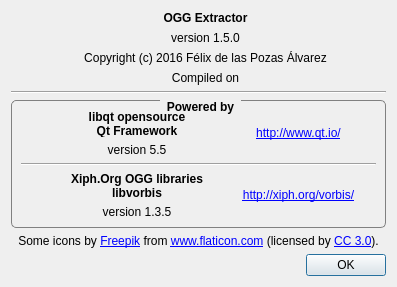
Old version of the form AboutDialog.ui in the repository FelixdelasPozas/OGG-Extractor.
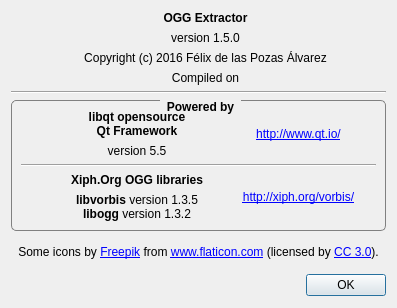
New version of the form. Icons and pictures are not drawn.

```diff
--- a/AboutDialog.ui
+++ b/AboutDialog.ui
@@ -7,21 +7,9 @@
     <x>0</x>
     <y>0</y>
     <width>397</width>
-    <height>287</height>
+    <height>308</height>
    </rect>
   </property>
-  <property name="minimumSize">
-   <size>
-    <width>397</width>
-    <height>287</height>
-   </size>
-  </property>
-  <property name="maximumSize">
-   <size>
-    <width>397</width>
-    <height>287</height>
-   </size>
-  </property>
   <property name="windowTitle">
    <string>About...</string>
   </property>
@@ -281,8 +269,7 @@
                </font>
               </property>
               <property name="text">
-               <string>Xiph.Org OGG libraries
-libvorbis</string>
+               <string>Xiph.Org OGG libraries</string>
               </property>
               <property name="alignment">
                <set>Qt::AlignCenter</set>
@@ -292,7 +279,7 @@
             <item>
              <widget class="QLabel" name="label_11">
               <property name="text">
-               <string>version 1.3.5</string>
+               <string>&lt;span style=&quot; font-weight:600;&quot;&gt;libvorbis &lt;/span&gt;version 1.3.5&lt;br&gt;&lt;span style=&quot; font-weight:600;&quot;&gt;libogg&lt;/span&gt; version 1.3.2</string>
               </property>
               <property name="alignment">
                <set>Qt::AlignCenter</set>
```
